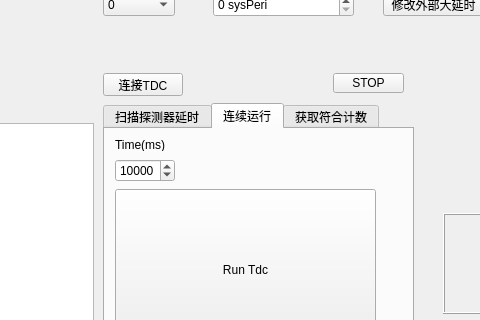
First picture: the form in source/mainwindow.ui, repository WhiteChimney/ModePairingTest_v1, before the edit; both pictures show x 297 to 777 and y 179 to 499 of the 1240 by 600 pixel window.
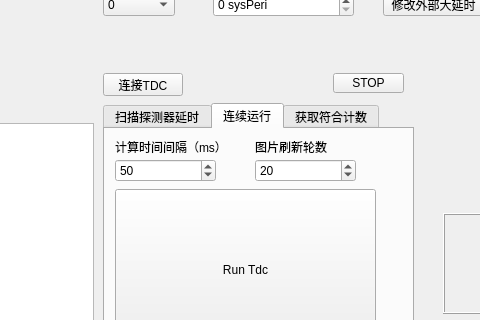
Second picture: the form after the edit. Custom widgets are drawn as their Qt base class.

Commit message: 修改计算时机，使得支持10M

What changed in the file:
```diff
--- a/source/mainwindow.ui
+++ b/source/mainwindow.ui
@@ -534,12 +534,12 @@
        <rect>
         <x>10</x>
         <y>10</y>
-        <width>54</width>
-        <height>12</height>
+        <width>111</width>
+        <height>16</height>
        </rect>
       </property>
       <property name="text">
-       <string>Time(ms)</string>
+       <string>计算时间间隔（ms）</string>
       </property>
      </widget>
      <widget class="QSpinBox" name="spbRunTime">
@@ -547,7 +547,7 @@
        <rect>
         <x>10</x>
         <y>30</y>
-        <width>60</width>
+        <width>101</width>
         <height>23</height>
        </rect>
       </property>
@@ -558,7 +558,7 @@
        <number>20000</number>
       </property>
       <property name="value">
-       <number>10000</number>
+       <number>50</number>
       </property>
      </widget>
      <widget class="QPushButton" name="btnRunTdcConti">
@@ -587,6 +587,38 @@
        <string>Clear</string>
       </property>
      </widget>
+     <widget class="QSpinBox" name="roundPicRefresh">
+      <property name="geometry">
+       <rect>
+        <x>150</x>
+        <y>30</y>
+        <width>101</width>
+        <height>23</height>
+       </rect>
+      </property>
+      <property name="minimum">
+       <number>0</number>
+      </property>
+      <property name="maximum">
+       <number>20000</number>
+      </property>
+      <property name="value">
+       <number>20</number>
+      </property>
+     </widget>
+     <widget class="QLabel" name="label_11">
+      <property name="geometry">
+       <rect>
+        <x>150</x>
+        <y>10</y>
+        <width>111</width>
+        <height>16</height>
+       </rect>
+      </property>
+      <property name="text">
+       <string>图片刷新轮数</string>
+      </property>
+     </widget>
     </widget>
     <widget class="QWidget" name="tab_3">
      <attribute name="title">
```
The commit also changes 3 other files.
